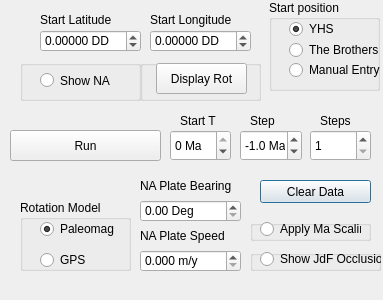
DrStriate/Geology, file pnw_rotation_py/pnw_rotation_py_dialog_base.ui: the form before one commit.
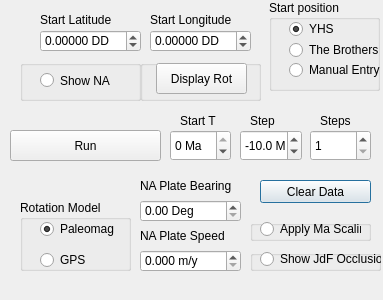
The form after the commit.

```diff
--- a/pnw_rotation_py/pnw_rotation_py_dialog_base.ui
+++ b/pnw_rotation_py/pnw_rotation_py_dialog_base.ui
@@ -491,13 +491,13 @@
     <number>1</number>
    </property>
    <property name="minimum">
-    <double>-10.000000000000000</double>
+    <double>-100.000000000000000</double>
    </property>
    <property name="maximum">
-    <double>10.000000000000000</double>
+    <double>100.000000000000000</double>
    </property>
    <property name="value">
-    <double>-1.000000000000000</double>
+    <double>-10.000000000000000</double>
    </property>
   </widget>
   <widget class="QGroupBox" name="groupBox_5">
```
